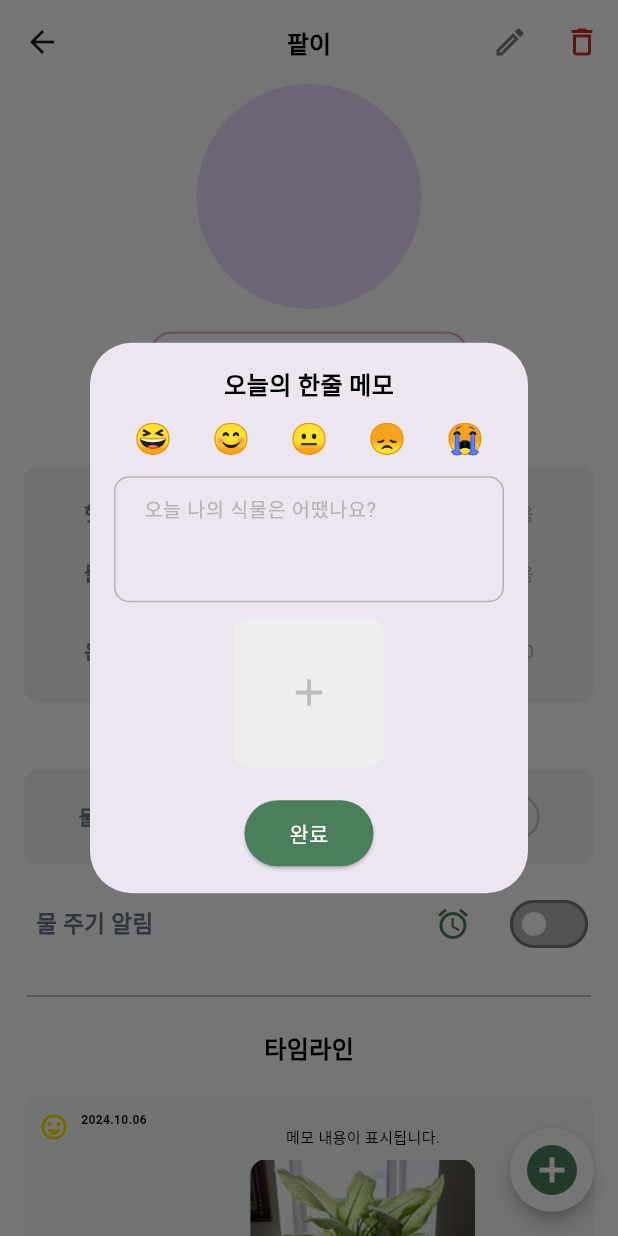
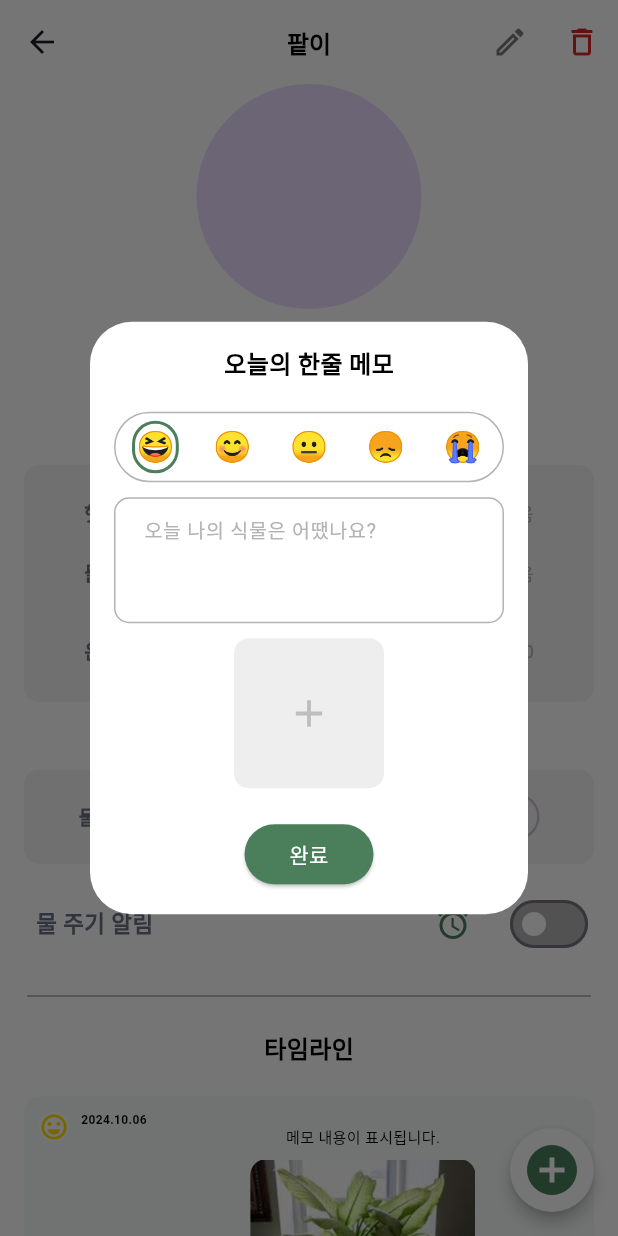
Before and after one commit to hansung-MobileCapstone/PlantyNote, a Flutter app: the screen it shows after launch, after a tap on the "add circle" icon, on a phone screen of 412 x 824 dp. Run offline on Flutter 3.47's test engine with Material 3 defaults, Android fonts, the phone set to English and light mode, and no system bars; our stand-ins replace carousel_slider, cloud_firestore, firebase_auth, firebase_core, fluttertoast, go_router and 1 more; accounts and stored records are empty; key blocks and very long unbroken strings in the code were emptied for the run.

Commit message:
design/47: 메모모달수정

```diff
--- a/lib/screens/modals/memo_create_modal.dart
+++ b/lib/screens/modals/memo_create_modal.dart
@@ -31,6 +31,7 @@ class _MemoCreateModalState extends State<MemoCreateModal> {
   Widget build(BuildContext context) {
     return Dialog(
       insetPadding: EdgeInsets.symmetric(horizontal: 60),
+      backgroundColor: Colors.white,
       child: Padding(
         padding: const EdgeInsets.all(16),
         child: Column(
@@ -44,16 +45,8 @@ class _MemoCreateModalState extends State<MemoCreateModal> {
                 fontWeight: FontWeight.bold,
               ),
             ),
-            SizedBox(height: 10),
-            EmojiSelector(
-              emojis: ['😆', '😊', '😐', '😞', '😭'],
-              selectedIndex: selectedEmojiIndex,
-              onEmojiSelected: (index) {
-                setState(() {
-                  selectedEmojiIndex = index;
-                });
-              },
-            ),
+            SizedBox(height: 20),
+            _EmojiSelect(),
             SizedBox(height: 10),
             _inputField(), // 메모 입력
             SizedBox(height: 10),
@@ -68,7 +61,7 @@ class _MemoCreateModalState extends State<MemoCreateModal> {
               style: ElevatedButton.styleFrom(
                 backgroundColor: Color(0xFF4B7E5B), // 배경색
                 foregroundColor: Colors.white, // 글자색
-                padding: EdgeInsets.symmetric(horizontal: 30, vertical: 12),
+                padding: EdgeInsets.symmetric(horizontal: 30, vertical: 10),
                 shape: RoundedRectangleBorder(
                   borderRadius: BorderRadius.circular(50),
                 ),
@@ -77,6 +70,29 @@ class _MemoCreateModalState extends State<MemoCreateModal> {
             ),
           ],
         ),
+      ),
+    );
+  }
+
+  Widget _EmojiSelect() {
+    return Container(
+      padding: const EdgeInsets.symmetric(vertical:5, horizontal:1),
+      decoration: BoxDecoration(
+        color: Colors.white,
+        borderRadius: BorderRadius.circular(50),
+        border: Border.all(
+          color: Color(0xFFB3B3B3),
+          width: 1,
+        ),
+      ),
+      child: EmojiSelector(
+        emojis: ['😆', '😊', '😐', '😞', '😭'],
+        selectedIndex: selectedEmojiIndex,
+        onEmojiSelected: (index) {
+          setState(() {
+            selectedEmojiIndex = index;
+          });
+        },
       ),
     );
   }
--- a/lib/widgets/inputs/emoji_selector.dart
+++ b/lib/widgets/inputs/emoji_selector.dart
@@ -21,11 +21,20 @@ class EmojiSelector extends StatelessWidget {
         emojis.length,
             (index) => GestureDetector(
           onTap: () => onEmojiSelected(index),
-          child: Text(
-            emojis[index],
-            style: TextStyle(
-              fontSize: 20,
-              color: selectedIndex == index ? Colors.blue : Colors.grey,
+          child: Container(
+            padding: EdgeInsets.all(1),
+            decoration: BoxDecoration(
+              border: Border.all(
+                color: selectedIndex == index ? Color(0xFF4B7E5B) : Colors.transparent, // 선택된 테두리
+                width: 2,
+              ),
+              borderRadius: BorderRadius.circular(50),
+            ),
+            child: Text(
+              emojis[index],
+              style: TextStyle(
+                fontSize: 20, // 이모지 크기
+              ),
             ),
           ),
         ),
```
